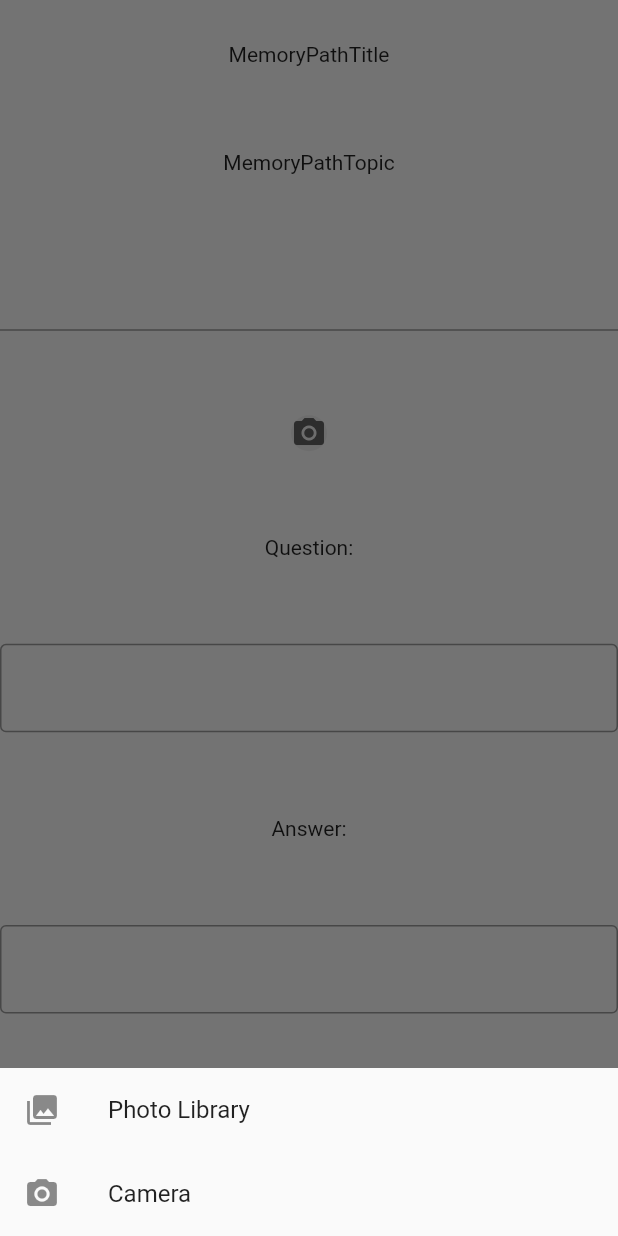
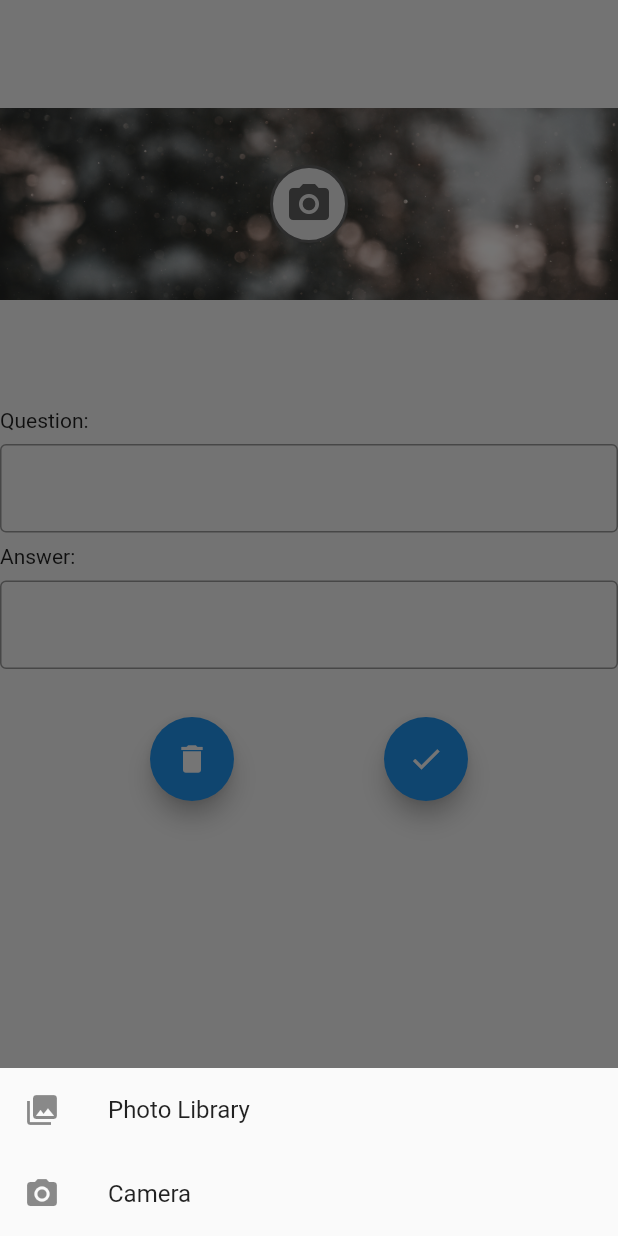
Before and after one commit to Memory-Path/memorypath_app, a Flutter app: the MemoryPointEditWidget widget shown alone on an empty page, opened directly with empty values, after a tap on the "camera alt" icon, on a phone screen of 412 x 824 dp. Run offline on Flutter 3.47's test engine with Material 2 defaults, Android fonts, the phone set to English and light mode, and no system bars; our stand-ins replace image_picker; missing offline and left inert: file_picker_cross, latlng.

Commit message:
MemoryPointEditPage version 0.0

```diff
--- a/lib/src/MemoryPoint.dart
+++ b/lib/src/MemoryPoint.dart
@@ -5,12 +5,13 @@ import 'package:file_picker_cross/file_picker_cross.dart';
 class MemoryPoint {
 
   int id;
+  String name;
   FilePickerCross image;
   String question;
   String answer;
   LatLng latlng;
 
-  MemoryPoint({this.id, this.image, this.question, this.answer, this.latlng});
+  MemoryPoint({this.id,this.name, this.image, this.question, this.answer, this.latlng});
 
   MemoryPoint.fromDb(){
     //toDo: Implement
--- a/lib/widgets/ImagePickerWidget.dart
+++ b/lib/widgets/ImagePickerWidget.dart
@@ -6,7 +6,7 @@ class ImagePickerWidget extends StatefulWidget {
 
   //config:
   final int imageQuality = 50;
-  final String defaultImage = "";
+  final String defaultImage = "assets/images/blurry_background.jpg";
   // image that is lately filled by Gallery or Camera
   final FilePickerCross image;
   final Function onImageChanged;
@@ -35,6 +35,7 @@ class _ImagePickerWidgetState extends State<ImagePickerWidget> {
     FilePickerCross pickedFile = await FilePickerCross.fromInternalPath(path: image.path);
     setState(() {
       imageState = pickedFile;
+      widget.onImageChanged(pickedFile);
     });
   }
 
@@ -46,6 +47,7 @@ class _ImagePickerWidgetState extends State<ImagePickerWidget> {
     FilePickerCross pickedFile = await FilePickerCross.fromInternalPath(path: image.path);
     setState(() {
       imageState = pickedFile;
+      widget.onImageChanged(pickedFile);
     });
   }
 
@@ -98,10 +100,18 @@ class _ImagePickerWidgetState extends State<ImagePickerWidget> {
             child: Container(
               decoration: BoxDecoration(
                   color: Colors.grey[200],
-                  borderRadius: BorderRadius.circular(50)),
-              child: Icon(
-                Icons.camera_alt,
-                color: Colors.grey[700],
+                  border: Border.all(
+                    width: 2,
+                    color: Colors.grey[700],
+                  ),
+                  borderRadius: BorderRadius.all(Radius.circular(64))),
+              child: Padding(
+                padding: const EdgeInsets.all(8.0),
+                child: Icon(
+                  Icons.camera_alt,
+                  size: 32,
+                  color: Colors.grey[700],
+                ),
               ),
             ),
             ),
--- a/lib/widgets/MemoryPointEditWidget.dart
+++ b/lib/widgets/MemoryPointEditWidget.dart
@@ -1,80 +1,156 @@
+import 'package:file_picker_cross/file_picker_cross.dart';
 import 'package:flutter/material.dart';
 import 'package:mobile/src/MemoryPoint.dart';
 import 'package:mobile/widgets/ImagePickerWidget.dart';
 
 class MemoryPointEditWidget extends StatefulWidget {
+  final String memoryPathName;
+  final String memoryPathTopic;
   final MemoryPoint memoryPoint;
-  final Function onMemoryPointChanged;
+  final Function(MemoryPoint) onMemoryPointUpdate;
+  final Function(int) onMemoryPointDelete;
 
   @override
   _MemoryPointEditWidgetState createState() => _MemoryPointEditWidgetState();
 
-  MemoryPointEditWidget({this.memoryPoint, this.onMemoryPointChanged});
+  MemoryPointEditWidget(
+      {this.memoryPathName,
+      this.memoryPathTopic,
+      this.memoryPoint,
+      this.onMemoryPointUpdate,
+      this.onMemoryPointDelete});
 }
 
 class _MemoryPointEditWidgetState extends State<MemoryPointEditWidget> {
-  TextEditingController nameController = TextEditingController();
-  TextEditingController questionController = TextEditingController();
-  TextEditingController answerController = TextEditingController();
+  TextEditingController nameController;
+  bool _isEditingName = false;
+  TextEditingController questionController;
+  TextEditingController answerController;
   MemoryPoint memoryPointState;
 
   @override
   void initState() {
+    //Setting Values for Widget-State
     memoryPointState = widget.memoryPoint;
+    nameController = memoryPointState.name != null
+        ? TextEditingController(text: memoryPointState.name)
+        : TextEditingController();
+    questionController = memoryPointState.question != null
+        ? TextEditingController(text: memoryPointState.question)
+        : TextEditingController();
+    answerController = memoryPointState.answer != null
+        ? TextEditingController(text: memoryPointState.answer)
+        : TextEditingController();
     super.initState();
+  }
+
+  @override
+  void dispose() {
+    nameController.dispose();
+    questionController.dispose();
+    answerController.dispose();
+    super.dispose();
+  }
+
+  Widget _editTitleTextField() {
+    if (_isEditingName)
+      return TextField(
+        onSubmitted: (newName) {
+          setState(() {
+            memoryPointState.name = newName;
+            _isEditingName = false;
+          });
+        },
+        autofocus: true,
+        controller: nameController,
+      );
+    return InkWell(
+      onTap: () {
+        setState(() {
+          _isEditingName = true;
+        });
+      },
+      child: Text(
+        memoryPointState.name,
+      ),
+    );
+  }
+
+  void updateImage (FilePickerCross image){
+    memoryPointState.image = image;
   }
 
   @override
   Widget build(BuildContext context) {
     return Container(
+      child: SingleChildScrollView(
         child: Column(
-        mainAxisAlignment: MainAxisAlignment.spaceAround,
+          mainAxisAlignment: MainAxisAlignment.spaceEvenly,
+          crossAxisAlignment: CrossAxisAlignment.start,
           children: [
-          Text("MemoryPathTitle"),
-          Text("MemoryPathTopic"),
-          TextField(
-            controller: nameController,
+            //ToDo: Error Handling if Strings==null
+            Center(
+                child: Text(widget.memoryPathName != null
+                    ? widget.memoryPathName
+                    : "ToDo: Throw Error")),
+            SizedBox(height: 8),
+            Center(
+                child: Text(widget.memoryPathTopic != null
+                    ? widget.memoryPathTopic
+                    : "ToDo: Throw Error")),
+            SizedBox(height: 8),
+            _editTitleTextField(),
+            SizedBox(height: 8),
+            Container(
+                height: 128,
+                width: 512,
+                child: ImagePickerWidget(image: memoryPointState.image, onImageChanged: updateImage,)),
+            Container(
+              height: 64,
+              width: 512,
+              //toDo: child: MapView(),
             ),
-          ImagePickerWidget(image: memoryPointState.image),
+            SizedBox(height: 8),
             Text("Question:"),
+            SizedBox(height: 8),
             TextField(
               controller: questionController,
               decoration: InputDecoration(
                 border: OutlineInputBorder(),
                 labelText: memoryPointState.question != null
-                  ? memoryPointState.question
+                    ? null
                     : "Enter question...",
               ),
             ),
+            SizedBox(height: 8),
             Text("Answer:"),
+            SizedBox(height: 8),
             TextField(
               controller: answerController,
               decoration: InputDecoration(
                 border: OutlineInputBorder(),
                 labelText: memoryPointState.answer != null
-                  ? memoryPointState.answer
+                    ? null
                     : "Enter Answer...",
               ),
             ),
-          ButtonBar(
-            alignment: MainAxisAlignment.spaceEvenly,
+            SizedBox(height: 32),
+            Row(
+              mainAxisAlignment: MainAxisAlignment.spaceEvenly,
               children: [
-              ElevatedButton.icon(
-                //toDo: Functionality
-                onPressed: () {},
-                icon: Icon(Icons.delete),
-                label: Text(""),
+                FloatingActionButton(
+                  onPressed: widget.onMemoryPointDelete(memoryPointState.id),
+                  child: Icon(Icons.delete),
                 ),
-              ElevatedButton.icon(
-                //toDo: Functionality
-                onPressed: () {},
-                icon: Icon(Icons.check),
-                label: Text(""),
+                FloatingActionButton(
+                  onPressed: widget.onMemoryPointUpdate(memoryPointState),
+                  child: Icon(Icons.check),
                 ),
               ],
             )
           ],
         ),
+      ),
     );
   }
 }
--- a/pubspec.yaml
+++ b/pubspec.yaml
@@ -24,3 +24,5 @@ dev_dependencies:
 
 flutter:
   uses-material-design: true
+  assets:
+    - assets/images/
```
Also changed, not shown: lib/pages/MemoryPointEditPage.dart (added, +74 -0 lines), assets/images/blurry_background.jpg (added). Lines whose indentation alone changed are shown as unchanged.
